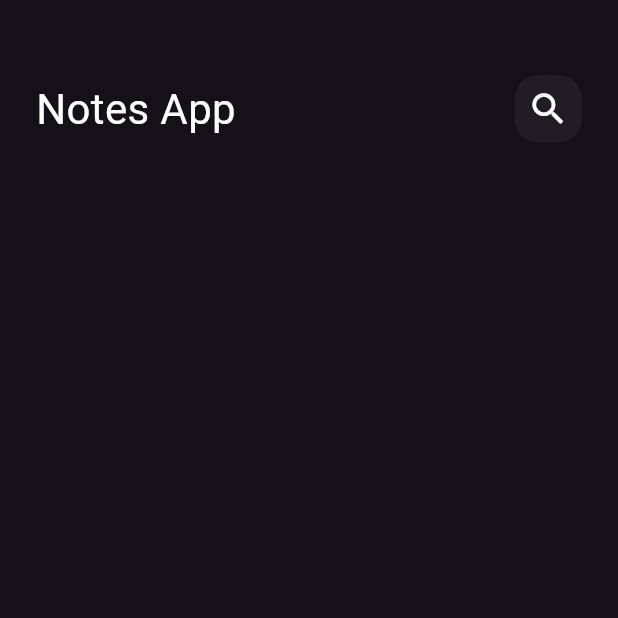
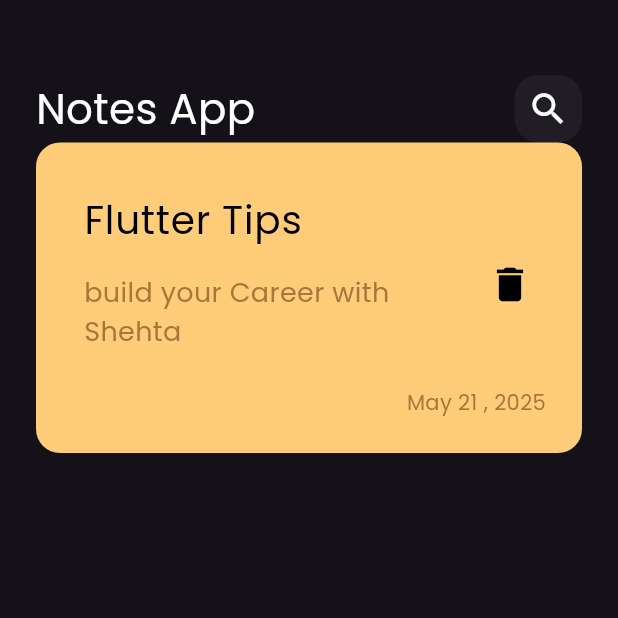
Before and after one commit to Shehta2000/notes_app, a Flutter app: the screen it shows after launch, on a phone screen of 412 x 824 dp, the top half of it. Run offline on Flutter 3.47's test engine with Material 3 defaults, Android fonts, the phone set to English and light mode, and no system bars.

Commit message:
Create Note_Item

```diff
--- a/lib/main.dart
+++ b/lib/main.dart
@@ -11,7 +11,10 @@ class NotesApp extends StatelessWidget {
   @override
   Widget build(BuildContext context) {
     return MaterialApp(
-      theme: ThemeData(brightness: Brightness.dark), // Theme Of App .
+      theme: ThemeData(
+        brightness: Brightness.dark,
+        fontFamily: 'Poppins',
+      ), // Theme Of App .
       debugShowCheckedModeBanner: false,
       home: const NotesView(),
     );
--- /dev/null
+++ b/lib/views/widgets/custom_note_item.dart
@@ -0,0 +1,55 @@
+import 'package:flutter/material.dart';
+
+class NotesItem extends StatelessWidget {
+  const NotesItem({super.key});
+
+  @override
+  Widget build(BuildContext context) {
+    return Container(
+      padding: EdgeInsets.only(top: 24, bottom: 24, left: 16),
+      decoration: BoxDecoration(
+        color: const Color(0xffFFCD7A),
+        borderRadius: BorderRadius.circular(16),
+      ),
+      child: Column(
+        crossAxisAlignment: CrossAxisAlignment.end,
+        children: [
+          ListTile(
+            title: Text(
+              'Flutter Tips',
+              style: TextStyle(color: Colors.black, fontSize: 26),
+            ),
+            subtitle: Padding(
+              padding: const EdgeInsets.only(top: 16, bottom: 16),
+              child: Text(
+                'build your Career with Shehta',
+                style: TextStyle(
+                  color: Color(0xffA7773A),
+                  fontSize: 18,
+                ),
+              ),
+            ),
+            trailing: IconButton(
+              onPressed: () {},
+              icon: Padding(
+                padding: const EdgeInsets.only(top: 2),
+                child: const Icon(
+                  Icons.delete,
+                  color: Colors.black,
+                  size: 30,
+                ),
+              ),
+            ),
+          ),
+          Padding(
+            padding: const EdgeInsets.only(right: 24),
+            child: Text(
+              'May 21 , 2025',
+              style: TextStyle(color: Color(0xffA7773A)),
+            ),
+          ),
+        ],
+      ),
+    );
+  }
+}
--- a/lib/views/widgets/notes_view_body.dart
+++ b/lib/views/widgets/notes_view_body.dart
@@ -1,5 +1,6 @@
 import 'package:flutter/material.dart';
 import 'package:notes_app/views/widgets/custom_app_bar.dart';
+import 'package:notes_app/views/widgets/custom_note_item.dart';
 
 class NotesViewBody extends StatelessWidget {
   const NotesViewBody({super.key});
@@ -13,7 +14,8 @@ class NotesViewBody extends StatelessWidget {
           SizedBox(
             height: 50,
           ),
-          CustomAppBar()
+          CustomAppBar(),
+          NotesItem(),
         ],
       ),
     );
```
Also changed, not shown: pubspec.yaml (+5 -12 lines), assets/fonts/Poppins-Regular.ttf (added).
